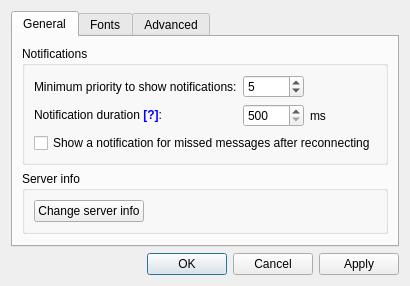
Old version of the form gotify_tray/gui/designs/widget_settings.ui in the repository seird/gotify-tray.
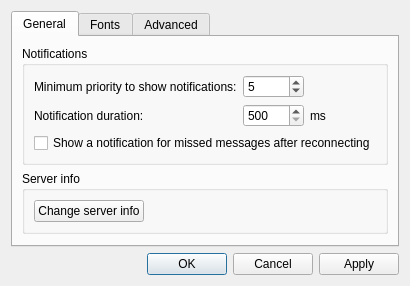
New version of the form.

Commit message: notification duration: instead of showing a tooltip, just hide the elements on windows

Patch:
```diff
--- a/gotify_tray/gui/designs/widget_settings.ui
+++ b/gotify_tray/gui/designs/widget_settings.ui
@@ -70,7 +70,7 @@
           <item row="1" column="0">
            <widget class="QLabel" name="label_notification_duration">
             <property name="text">
-             <string>&lt;html&gt;&lt;head/&gt;&lt;body&gt;&lt;p&gt;Notification duration &lt;span style=&quot; font-weight:600; color:#0000ff;&quot;&gt;[?]&lt;/span&gt;:&lt;/p&gt;&lt;/body&gt;&lt;/html&gt;</string>
+             <string>Notification duration:</string>
             </property>
            </widget>
           </item>
```
The commit also changes 2 other files.
